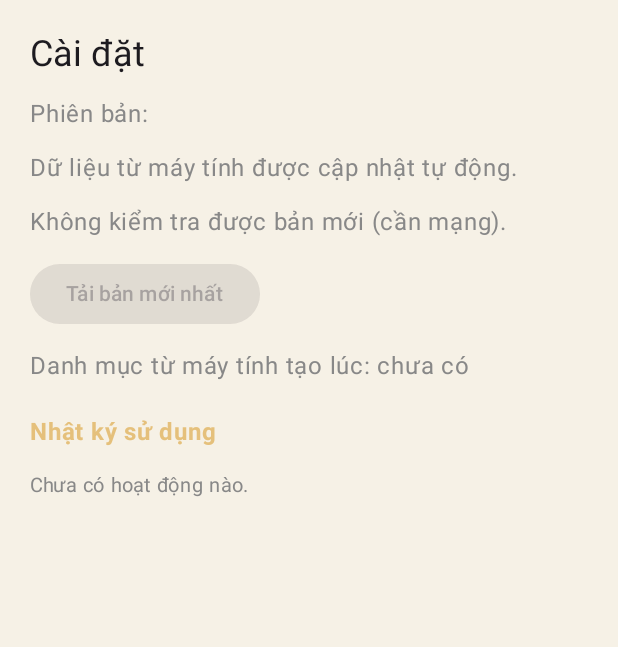
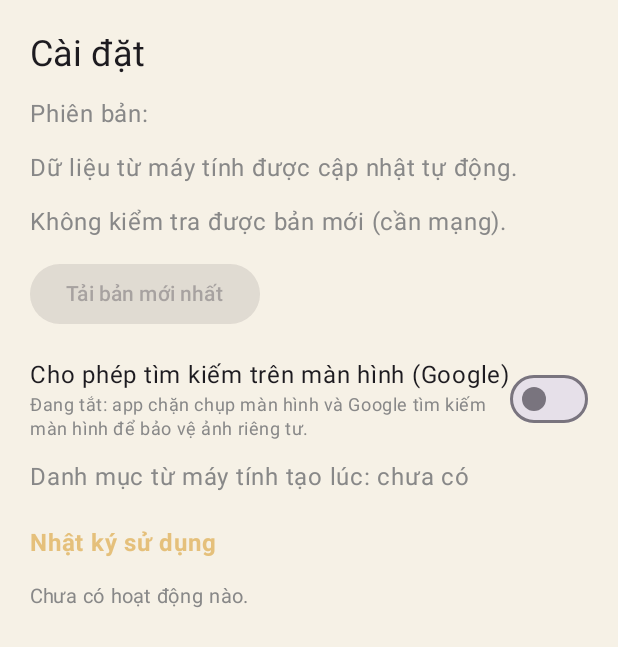
Before and after one commit to quyetphamkts-cmd/Private-Picture, an Android app built with Jetpack Compose: the composable SettingsScreen shown on its own in the app's theme, on a phone screen of 412 x 824 dp. Shown: the top 647 px of the screen. Run offline under Robolectric (Android 15) with nearby library versions, the phone set to English and light mode, and no system bars; libraries missing offline, so code that uses them is left out: com.google.android.gms.

Commit message:
Android: cong tac cho phep Google tim kiem tren man hinh (tat FLAG_SECURE), mac dinh tat
Co-Authored-By: Claude Sonnet 5.5 <noreply@anthropic.com>
Claude-Session: https://claude.ai/code/session_018qDfJAVKPuyvwZrVJj9VkG

```diff
--- a/android/app/src/main/java/vn/pp/photos/MainActivity.kt
+++ b/android/app/src/main/java/vn/pp/photos/MainActivity.kt
@@ -152,8 +152,8 @@ class MainActivity : FragmentActivity() {
     override fun onCreate(savedInstanceState: Bundle?) {
         super.onCreate(savedInstanceState)
         // chặn chụp màn hình và ẩn nội dung trong màn hình ứng dụng gần đây
-        window.setFlags(android.view.WindowManager.LayoutParams.FLAG_SECURE, android.view.WindowManager.LayoutParams.FLAG_SECURE)
         Store.init(applicationContext)
+        applyScreenSecurity(window)
         launcher = registerForActivityResult(ActivityResultContracts.StartIntentSenderForResult()) { res ->
             try {
                 val r = Identity.getAuthorizationClient(this).getAuthorizationResultFromIntent(res.data)
@@ -561,6 +561,12 @@ fun Main() {
     if (note.isNotEmpty()) AlertDialog(onDismissRequest = { note = "" }, confirmButton = { TextButton({ note = "" }) { Text("Đóng") } }, title = { Text("Chọn ảnh tương tự") }, text = { Text(note) })
 }
 
+/** Chặn chụp màn hình (và Circle to Search / Google Lens) trừ khi người dùng bật "Cho phép tìm kiếm trên màn hình" trong Cài đặt. */
+fun applyScreenSecurity(window: android.view.Window) {
+    if (Store.screenSearch) window.clearFlags(android.view.WindowManager.LayoutParams.FLAG_SECURE)
+    else window.setFlags(android.view.WindowManager.LayoutParams.FLAG_SECURE, android.view.WindowManager.LayoutParams.FLAG_SECURE)
+}
+
 class UndoItem(val text: String, val uids: List<String>, val revert: suspend () -> Unit)
 
 /** Biểu tượng vẽ nét dùng chung (thanh thao tác, nút tròn). */
@@ -1819,6 +1825,18 @@ fun SettingsScreen() {
                 Button({ openLink(lt.second) }) { Text("Tải bản ${lt.first}") }
             }
             else -> Text("Bạn đang dùng phiên bản mới nhất ($ver)", color = Color.Gray)
+        }
+        var screenSearch by remember { mutableStateOf(Store.screenSearch) }
+        Row(Modifier.fillMaxWidth().padding(top = 6.dp), verticalAlignment = Alignment.CenterVertically) {
+            Column(Modifier.weight(1f)) {
+                Text("Cho phép tìm kiếm trên màn hình (Google)", style = MaterialTheme.typography.bodyLarge)
+                Text(if (screenSearch) "Đang bật: Circle to Search / Google Lens hoạt động trên màn hình app, và chụp màn hình được. Hình đang hiện trên màn hình sẽ được gửi cho Google khi bạn dùng tìm kiếm."
+                     else "Đang tắt: app chặn chụp màn hình và Google tìm kiếm màn hình để bảo vệ ảnh riêng tư.", color = if (screenSearch) Color(0xFFFFB4A8) else Color.Gray, style = MaterialTheme.typography.bodySmall)
+            }
+            androidx.compose.material3.Switch(screenSearch, { on ->
+                screenSearch = on; Store.screenSearch = on
+                (ctx as? android.app.Activity)?.window?.let { applyScreenSecurity(it) }
+            })
         }
         val v = Store.version
         val upd = Store.indexUpdatedMs
--- a/android/app/src/main/java/vn/pp/photos/Store.kt
+++ b/android/app/src/main/java/vn/pp/photos/Store.kt
@@ -127,6 +127,11 @@ object Store {
     var modelLetter: String
         get() = posPrefs.getString("letter", "") ?: ""
         set(v) { posPrefs.edit().putString("letter", v).apply() }
+    /** Cho phép Google (Circle to Search, Lens) và chụp màn hình hoạt động trên màn hình app. Mặc định TẮT: app chặn chụp màn hình để bảo vệ ảnh riêng tư. */
+    var screenSearch: Boolean
+        get() = viewPrefs.getBoolean("screen_search", false)
+        set(v) { viewPrefs.edit().putBoolean("screen_search", v).apply() }
+
     /** Góc xoay (độ) người dùng đã xoay ảnh khi xem bằng hai ngón tay: ảnh giữ theo hướng đó ở những lần xem sau. */
     fun rotationOf(uid: String): Float = rotPrefs.getFloat("r_$uid", 0f)
     fun setRotation(uid: String, deg: Float) {
```
